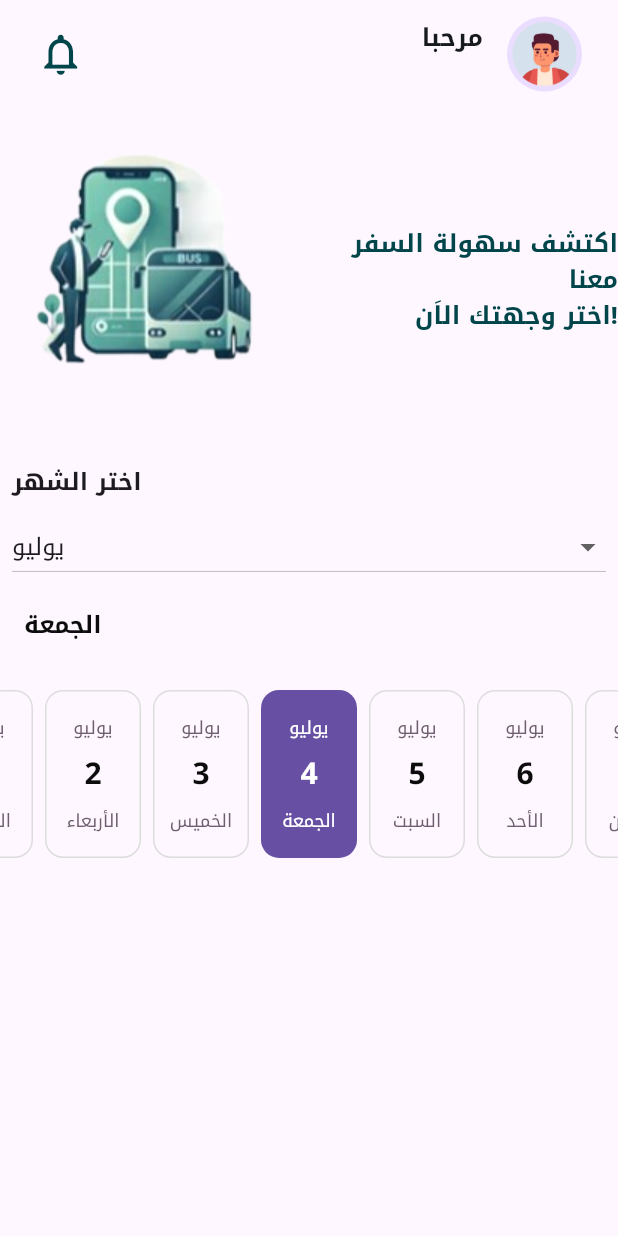
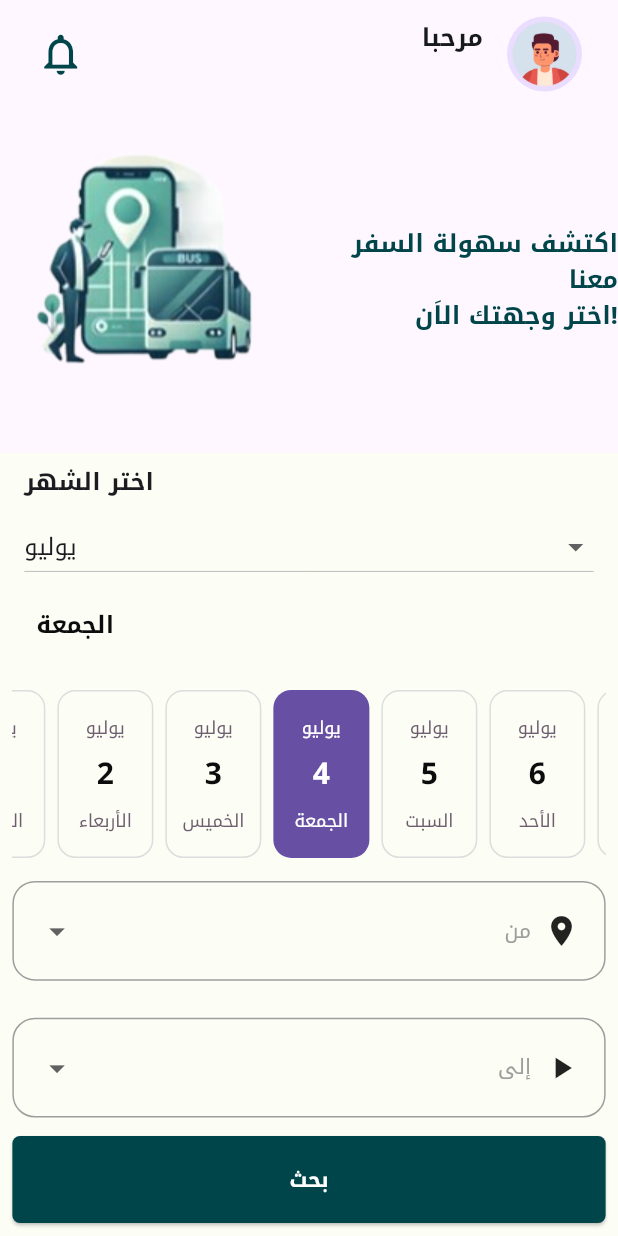
Before and after one commit to Elsadany27/Rahal-App, a Flutter app: the HomeScreen screen opened by its route, on a phone screen of 412 x 824 dp. Run offline on Flutter 3.47's test engine with Material 3 defaults, Android fonts, the light colour scheme and no system bars; drawn by our look-alikes of easy_date_timeline; our stand-ins replace dio, flutter_bloc, google_fonts, shared_preferences; missing offline and left inert: dart:ffi; accounts and stored records are empty.

Commit message:
complete_home_ui

```diff
--- a/lib/features/home/presentation/view/home_screen.dart
+++ b/lib/features/home/presentation/view/home_screen.dart
@@ -1,10 +1,8 @@
 import 'package:flutter/material.dart';
-import 'package:intl/intl.dart';
 import 'package:reservation/core/utils/app_color.dart';
 import 'package:reservation/core/utils/app_image.dart';
+import 'package:reservation/features/home/presentation/view/widgets/custome_container_search_areas.dart';
 import 'package:reservation/features/home/presentation/view/widgets/custome_home_appbar.dart';
-import 'package:reservation/features/home/presentation/view/widgets/time_date.dart';
-
 
 class HomeScreen extends StatelessWidget {
    const HomeScreen ({super.key});
@@ -22,19 +20,9 @@ class HomeScreen extends StatelessWidget {
           Expanded(child: Image.asset(Assets.homeUmage,)),
           Expanded(child: Text("اكتشف سهولة السفر معنا\n اختر وجهتك الاَن!",style: TextStyle(fontWeight: FontWeight.w800,fontSize: screenSize.width*0.04,color: AppColor.green),textAlign: TextAlign.end,overflow: TextOverflow.clip,))
         ],),
-
-        //dates
-        TimeDate(
-          onDateSelected: (selectedDate) {
-            print("Parent received: ${DateFormat.yMMMMd('ar').format(selectedDate)}");
-          },
-        ),
-
-
-        // Container(
-        //     height: 750,
-        //     child: TimeDate())
-
+        // search
+        CustomeContainerSearchAreas(),
+        SizedBox(height: screenSize.height*0.05,)
       ],),
     );
   }
--- /dev/null
+++ b/lib/features/home/presentation/view/widgets/custome_container_search_areas.dart
@@ -0,0 +1,130 @@
+// import 'package:flutter/material.dart';
+// import 'package:intl/intl.dart';
+// import 'package:reservation/features/home/presentation/view/widgets/time_date.dart';
+//
+// import '../../../../../core/utils/app_color.dart';
+// import '../../../../../core/widgets/custome_elevated_button.dart';
+// import 'dropdown_options_destination.dart';
+//
+// class CustomeContainerSearchAreas extends StatefulWidget {
+//   const CustomeContainerSearchAreas({super.key});
+//
+//   @override
+//   State<CustomeContainerSearchAreas> createState() => _CustomeContainerSearchAreasState();
+// }
+//
+// class _CustomeContainerSearchAreasState extends State<CustomeContainerSearchAreas> {
+//   String? fromArea,destinationArea;
+//   @override
+//   Widget build(BuildContext context) {
+//     final screenSize=MediaQuery.of(context).size;
+//     return Container(
+//       padding: EdgeInsets.symmetric(horizontal: screenSize.width*0.02),
+//       height: screenSize.height*0.65,
+//       color: Color(0xffFCFDF5),
+//       child: Column(children: [
+//         //dates
+//         TimeDate(
+//           onDateSelected: (selectedDate) {
+//             print("Parent received: ${DateFormat.yMMMMd('ar').format(selectedDate)}");
+//           },
+//         ),
+//
+//         //from
+//         DropdownOptionsDestination(
+//           icon: Icon(Icons.location_on_sharp),
+//           hintText: "من",
+//           onSelected: (value) {
+//             setState(() {
+//               fromArea = value;
+//             });},),
+//
+//         //destination
+//         DropdownOptionsDestination(
+//           icon: Icon(Icons.play_arrow),
+//           hintText: "الى",
+//           onSelected: (value) {
+//             setState(() {
+//               destinationArea = value;
+//             });},),
+//         //button
+//         SizedBox(
+//             width: MediaQuery.of(context).size.width,
+//             child: CustomeElevatedButton(ontap: (){
+//               print(fromArea);
+//               print(destinationArea);
+//             },texxt: "بحث",textColor: Colors.white,backgroundColor: AppColor.green,))
+//       ],),
+//     );
+//   }
+// }
+
+import 'package:flutter/material.dart';
+import 'package:intl/intl.dart';
+import 'package:reservation/features/home/presentation/view/widgets/time_date.dart';
+import '../../../../../core/utils/app_color.dart';
+import '../../../../../core/widgets/custome_elevated_button.dart';
+import 'dropdown_options_destination.dart';
+
+class CustomeContainerSearchAreas extends StatefulWidget {
+  const CustomeContainerSearchAreas({super.key});
+
+  @override
+  State<CustomeContainerSearchAreas> createState() => _CustomeContainerSearchAreasState();
+}
+
+class _CustomeContainerSearchAreasState extends State<CustomeContainerSearchAreas> {
+  String? fromArea, destinationArea;
+  DateTime? selectedDate;
+
+  @override
+  Widget build(BuildContext context) {
+    final screenSize = MediaQuery.of(context).size;
+    return Container(
+      padding: EdgeInsets.symmetric(horizontal: screenSize.width * 0.02),
+      height: screenSize.height * 0.65,
+      color: const Color(0xffFCFDF5),
+      child: Column(
+        children: [
+          // Date Picker
+          TimeDate(
+            onDateSelected: (date) {
+              setState(() {
+                selectedDate = date;
+              });
+              // print("Selected date: ${DateFormat.yMMMMd('ar').format(date)}");
+            },
+          ),
+
+          // From Area
+          DropdownOptionsDestination(
+            icon: const Icon(Icons.location_on_sharp), hintText: "من",
+            onSelected: (value) {
+              setState(() {
+                fromArea = value;
+              });
+            },),
+
+          // Destination Area
+          DropdownOptionsDestination(icon: const Icon(Icons.play_arrow), hintText: "إلى",
+            onSelected: (value) {
+              setState(() {
+                destinationArea = value;
+              });
+            },),
+
+          // Search Button
+          SizedBox(
+            width: screenSize.width,
+            child: CustomeElevatedButton(
+              ontap: () {
+                print("From: $fromArea");
+                print("To: $destinationArea");
+                print("Date: ${selectedDate != null ? DateFormat.yMd('ar').format(selectedDate!) : 'Not selected'}");
+              }, texxt: "بحث", textColor: Colors.white, backgroundColor: AppColor.green,),
+          )
+        ],
+      ),
+    );
+  }
+}
--- /dev/null
+++ b/lib/features/home/presentation/view/widgets/dropdown_options_destination.dart
@@ -0,0 +1,98 @@
+import 'package:flutter/material.dart';
+
+class DropdownOptionsDestination extends StatefulWidget {
+  final Function(String?) onSelected;
+  String? hintText;
+  Icon? icon;
+
+  DropdownOptionsDestination({Key? key,this.icon, required this.onSelected, required this.hintText,}) : super(key: key);
+
+  @override
+  _DropdownOptionsDestinationState createState() =>
+      _DropdownOptionsDestinationState();
+}
+
+class _DropdownOptionsDestinationState
+    extends State<DropdownOptionsDestination> {
+  String? selecteddestination;
+  final List<String> areas = [
+    'القاهره',
+    'الاسكندريه',
+    "المنصوره",
+    "العين السخنه",
+    "شرم الشيخ",
+    "الغردقه"
+  ];
+
+  @override
+  Widget build(BuildContext context) {
+    final screenWidth = MediaQuery.of(context).size.width;
+    final screenHeight = MediaQuery.of(context).size.height;
+    final isSmallDevice = screenWidth < 400;
+
+    return Directionality(
+      textDirection: TextDirection.rtl,
+      child: Container(
+        padding: EdgeInsets.symmetric(
+          horizontal: screenWidth * 0.04,
+          vertical: screenHeight * 0.01,
+        ),
+        margin: EdgeInsets.symmetric(vertical: screenHeight * 0.015),
+        decoration: BoxDecoration(
+          border: Border.all(
+            color: Colors.grey,
+          ),
+          borderRadius: BorderRadius.circular(15),
+        ),
+        child: DropdownButton<String>(
+          value: selecteddestination,
+          isExpanded: true,
+          underline: SizedBox(),
+          icon: Icon(Icons.arrow_drop_down, size: screenWidth * 0.06),
+          hint: Row(
+            children: [
+              widget.icon!,
+              // Icon(Widget.icon, color: Colors.grey, size: screenWidth * 0.05),
+              SizedBox(width: screenWidth * 0.02),
+              Expanded(
+                child: Text(
+                  '${widget.hintText}',
+                  style: TextStyle(
+                    color: Colors.grey,
+                    fontSize: isSmallDevice ? 12 : 14,
+                  ),
+                ),
+              ),
+            ],
+          ),
+          items: areas.map((String area) {
+            return DropdownMenuItem<String>(
+              value: area,
+              child: Row(
+                children: [
+                  Icon(Icons.location_on,
+                      color: Colors.green, size: screenWidth * 0.05),
+                  SizedBox(width: screenWidth * 0.02),
+                  Expanded(
+                    child: Text(
+                      area,
+                      style: TextStyle(
+                        fontSize: isSmallDevice ? 13 : 15,
+                      ),
+                    ),
+                  ),
+                ],
+              ),
+            );
+          }).toList(),
+          onChanged: (String? newValue) {
+            setState(() {
+              selecteddestination = newValue;
+            });
+            widget.onSelected(newValue);
+          },
+        ),
+      ),
+    );
+  }
+}
--- a/lib/features/home/presentation/view/widgets/time_date.dart
+++ b/lib/features/home/presentation/view/widgets/time_date.dart
@@ -150,7 +150,7 @@ class _TimeDateState extends State<TimeDate> {
         ),
         const SizedBox(height: 16),
         SizedBox(
-          height: 250,
+          height: 170,
           child: EasyInfiniteDateTimeLine(
             firstDate: _firstDate,
             focusDate: _focusedDate,
@@ -162,9 +162,6 @@ class _TimeDateState extends State<TimeDate> {
               setState(() {
                 _focusedDate = selectedDate;
               });
-              debugPrint("Selected: ${DateFormat.yMMMd('ar').format(selectedDate)}");
-
-              // 🔥 Send selected date to parent
               widget.onDateSelected?.call(selectedDate);
             },
           ),
```
